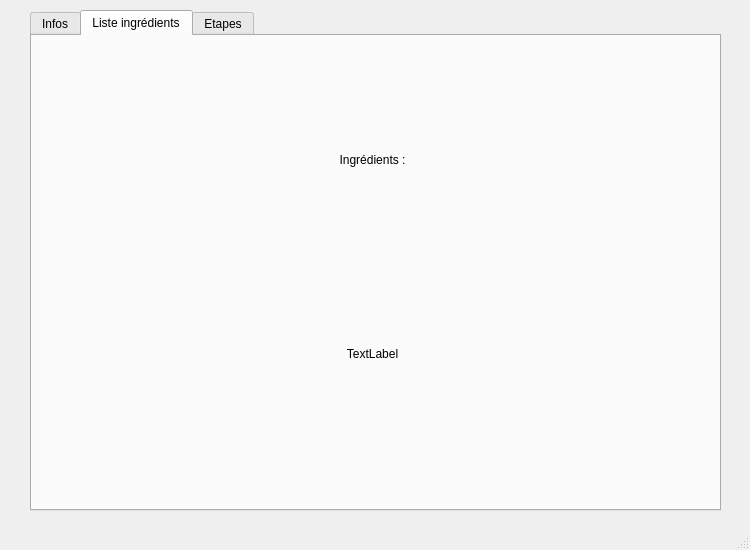
Qt form mainwindow.ui (GridexX/Lecteur-Recette-JSON) before a commit.
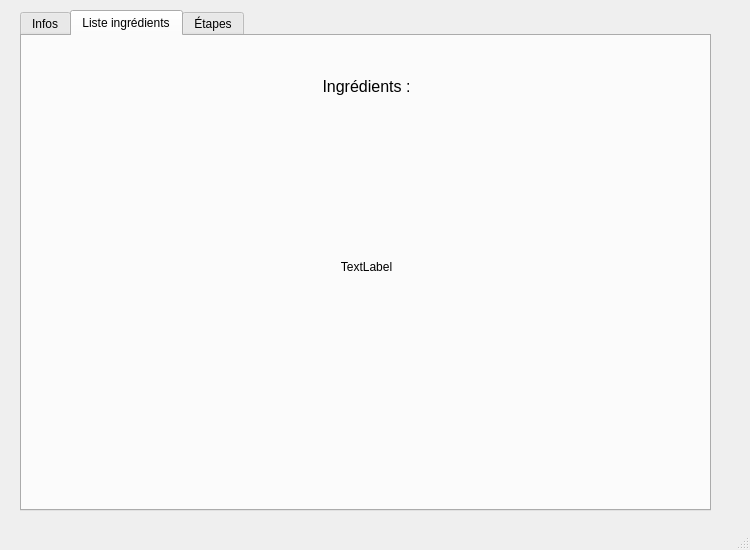
The same form after that commit. The open tabs and pages were chosen to show the change.

The edit to the form file:
```diff
--- a/mainwindow.ui
+++ b/mainwindow.ui
@@ -17,7 +17,7 @@
    <widget class="QTabWidget" name="Infos_2">
     <property name="geometry">
      <rect>
-      <x>30</x>
+      <x>20</x>
       <y>10</y>
       <width>691</width>
       <height>501</height>
@@ -146,42 +146,52 @@
      <attribute name="title">
       <string>Liste ingrédients</string>
      </attribute>
-     <widget class="QWidget" name="verticalLayoutWidget_2">
+     <widget class="QLabel" name="lIngLabel">
       <property name="geometry">
        <rect>
         <x>100</x>
-        <y>30</y>
-        <width>481</width>
-        <height>381</height>
+        <y>60</y>
+        <width>489</width>
+        <height>341</height>
        </rect>
       </property>
-      <layout class="QVBoxLayout" name="verticalLayout_2">
-       <item>
-        <widget class="QLabel" name="label_4">
-         <property name="text">
-          <string>Ingrédients :</string>
-         </property>
-         <property name="alignment">
-          <set>Qt::AlignCenter</set>
-         </property>
-        </widget>
-       </item>
-       <item>
-        <widget class="QLabel" name="lIngLabel">
-         <property name="text">
-          <string>TextLabel</string>
-         </property>
-         <property name="alignment">
-          <set>Qt::AlignCenter</set>
-         </property>
-        </widget>
-       </item>
-      </layout>
+      <property name="font">
+       <font>
+        <pointsize>9</pointsize>
+       </font>
+      </property>
+      <property name="text">
+       <string>TextLabel</string>
+      </property>
+      <property name="alignment">
+       <set>Qt::AlignCenter</set>
+      </property>
+     </widget>
+     <widget class="QLabel" name="label_4">
+      <property name="geometry">
+       <rect>
+        <x>100</x>
+        <y>0</y>
+        <width>489</width>
+        <height>101</height>
+       </rect>
+      </property>
+      <property name="font">
+       <font>
+        <pointsize>12</pointsize>
+       </font>
+      </property>
+      <property name="text">
+       <string>Ingrédients :</string>
+      </property>
+      <property name="alignment">
+       <set>Qt::AlignCenter</set>
+      </property>
      </widget>
     </widget>
     <widget class="QWidget" name="tab">
      <attribute name="title">
-      <string>Etapes</string>
+      <string>Étapes</string>
      </attribute>
      <widget class="QWidget" name="verticalLayoutWidget_3">
       <property name="geometry">
```
Left out of the diff: 46 changed lines with no effect on the pictures.
